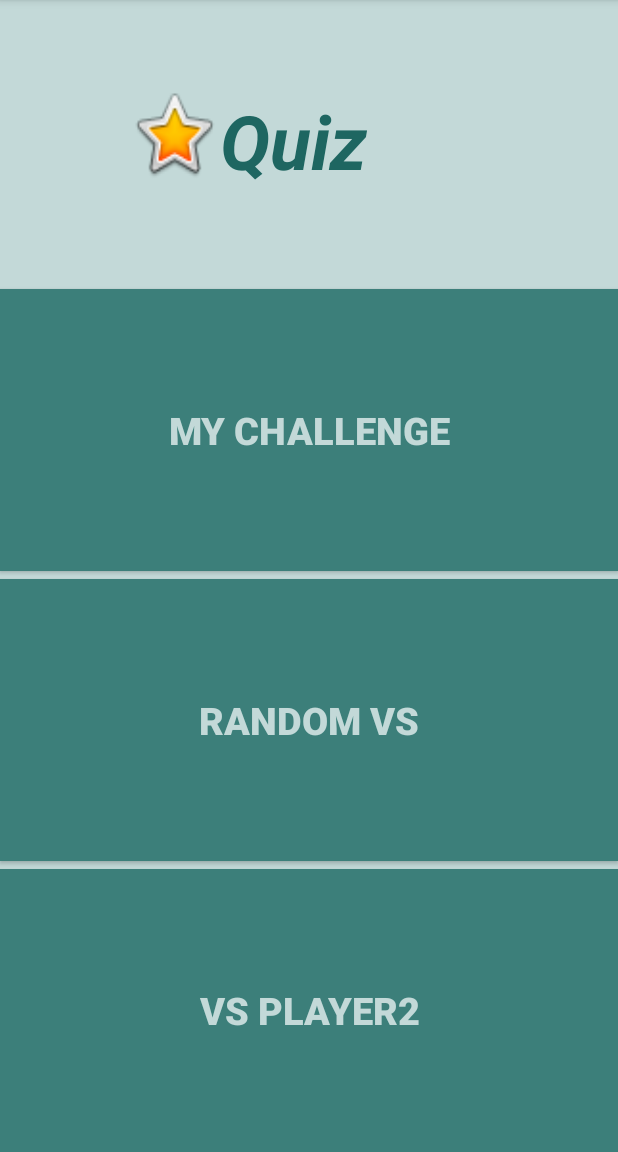
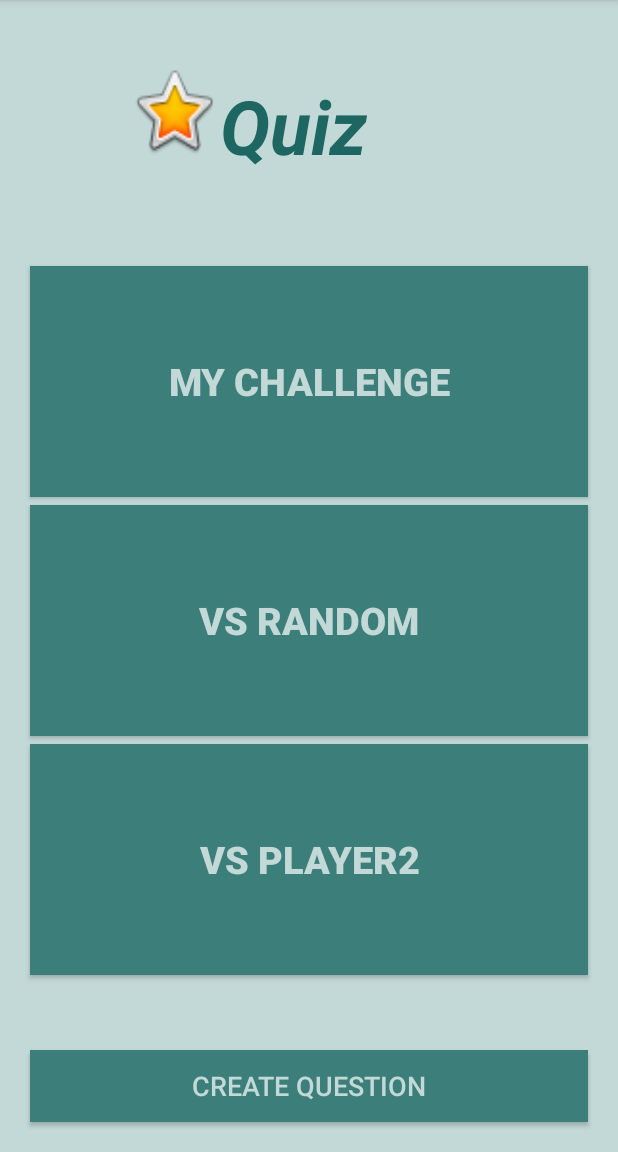
Before and after one commit to CarlosCabot/StudentHelper2, an Android app: the fragment JuegosFragment placed in its activity, after a tap on "Filter", on a phone screen of 412 x 824 dp, the part 84-1236 px from its top. Run offline under Robolectric (Android 15) with nearby library versions, the phone set to English and light mode, and no system bars; 3 statements that could not run were skipped.

Commit message:
Cambios Juegos

```diff
--- a/app/src/main/java/com/example/carloscabot/studenthelper/fragments/JuegosFragment.java
+++ b/app/src/main/java/com/example/carloscabot/studenthelper/fragments/JuegosFragment.java
@@ -1,11 +1,14 @@
 package com.example.carloscabot.studenthelper.fragments;
 
 import android.app.Activity;
+import android.content.Context;
+import android.content.Intent;
 import android.os.Bundle;
 import android.support.v4.app.Fragment;
 import android.view.LayoutInflater;
 import android.view.View;
 import android.view.ViewGroup;
+import android.widget.Toast;
 
 import com.example.carloscabot.studenthelper.main.MainActivity;
 import com.example.carloscabot.studenthelper.R;
@@ -35,6 +38,8 @@ public class JuegosFragment extends Fragment{
     public JuegosFragment() {
     }
 
+
+
     @Override
     public View onCreateView(LayoutInflater inflater, ViewGroup container,
                              Bundle savedInstanceState) {
--- a/app/src/main/java/com/example/carloscabot/studenthelper/main/MainActivity.java
+++ b/app/src/main/java/com/example/carloscabot/studenthelper/main/MainActivity.java
@@ -1,5 +1,7 @@
 package com.example.carloscabot.studenthelper.main;
 
+import android.content.Context;
+import android.content.Intent;
 import android.graphics.Color;
 import android.graphics.drawable.ColorDrawable;
 import android.graphics.drawable.Drawable;
@@ -11,6 +13,8 @@ import android.os.Bundle;
 import android.view.Menu;
 import android.view.MenuItem;
 import android.support.v4.widget.DrawerLayout;
+import android.view.View;
+import android.widget.Toast;
 
 import com.example.carloscabot.studenthelper.R;
 import com.example.carloscabot.studenthelper.fragments.ApuntesFragment;
@@ -142,4 +146,13 @@ public class MainActivity extends AppCompatActivity
 
         return super.onOptionsItemSelected(item);
     }
+
+    public void onClickChallenge(View v){
+        //Intent intent = new Intent();
+        //startActivity(intent);
+        CharSequence c = "hola";
+        Context context = getApplicationContext();
+        Toast.makeText(context, c, Toast.LENGTH_LONG).show();
+
+    }
 }
--- a/app/src/main/res/layout/fragment_chat.xml
+++ b/app/src/main/res/layout/fragment_chat.xml
@@ -10,7 +10,6 @@
     <android.support.v7.widget.RecyclerView
         android:layout_width="match_parent"
         android:layout_height="match_parent"
-        android:id="@+id/RecyclerView"
-        android:background="#ffffff">
+        android:id="@+id/RecyclerView">
     </android.support.v7.widget.RecyclerView>
 </LinearLayout>
--- a/app/src/main/res/layout/fragment_juegos.xml
+++ b/app/src/main/res/layout/fragment_juegos.xml
@@ -17,7 +17,7 @@
             android:id="@+id/imageView"
             android:background="@android:drawable/btn_star_big_on"
             android:scaleType="center"
-            android:layout_marginTop="55dp"
+            android:layout_marginTop="40dp"
             android:layout_marginLeft="85dp" />
 
         <TextView
@@ -26,7 +26,7 @@
             android:textAppearance="?android:attr/textAppearanceLarge"
             android:text="Quiz"
             android:id="@+id/textView2"
-            android:layout_marginTop="60dp"
+            android:layout_marginTop="50dp"
             android:textSize="50sp"
             android:textStyle="bold|italic"
             android:textColor="#1E6661" />
@@ -37,25 +37,30 @@
         android:layout_height="wrap_content"
         android:text="My Challenge"
         android:id="@+id/button"
-        android:layout_marginTop="65dp"
+        android:layout_marginTop="60dp"
         android:layout_weight="20"
         android:textSize="25sp"
         android:textStyle="bold"
         android:background="@drawable/button_custom1"
         android:textColor="#C3D9D8"
-        android:layout_marginBottom="5dp" />
+        android:layout_marginBottom="5dp"
+        android:layout_marginRight="20dp"
+        android:layout_marginLeft="20dp"
+        android:onClick="onClickChallenge" />
 
     <Button
         android:layout_width="match_parent"
         android:layout_height="wrap_content"
-        android:text="Random VS"
+        android:text="VS Random"
         android:id="@+id/button2"
         android:layout_weight="20"
         android:textSize="25sp"
         android:textStyle="bold"
         android:background="@drawable/button_custom1"
         android:textColor="#C3D9D8"
-        android:layout_marginBottom="5dp" />
+        android:layout_marginBottom="5dp"
+        android:layout_marginRight="20dp"
+        android:layout_marginLeft="20dp" />
 
     <Button
         android:layout_width="match_parent"
@@ -67,5 +72,21 @@
         android:textSize="25sp"
         android:textStyle="bold"
         android:background="@drawable/button_custom1"
-        android:textColor="#C3D9D8" />
+        android:textColor="#C3D9D8"
+        android:layout_marginLeft="20dp"
+        android:layout_marginRight="20dp"
+        android:layout_marginBottom="50dp" />
+
+    <Button
+        android:layout_width="match_parent"
+        android:layout_height="wrap_content"
+        android:text="Create Question"
+        android:id="@+id/button4"
+        android:layout_gravity="center_horizontal"
+        android:background="@drawable/button_custom1"
+        android:textColor="#C3D9D8"
+        android:layout_marginLeft="20dp"
+        android:layout_marginRight="20dp"
+        android:layout_marginBottom="20dp"
+        android:textSize="18sp" />
 </LinearLayout>
```
